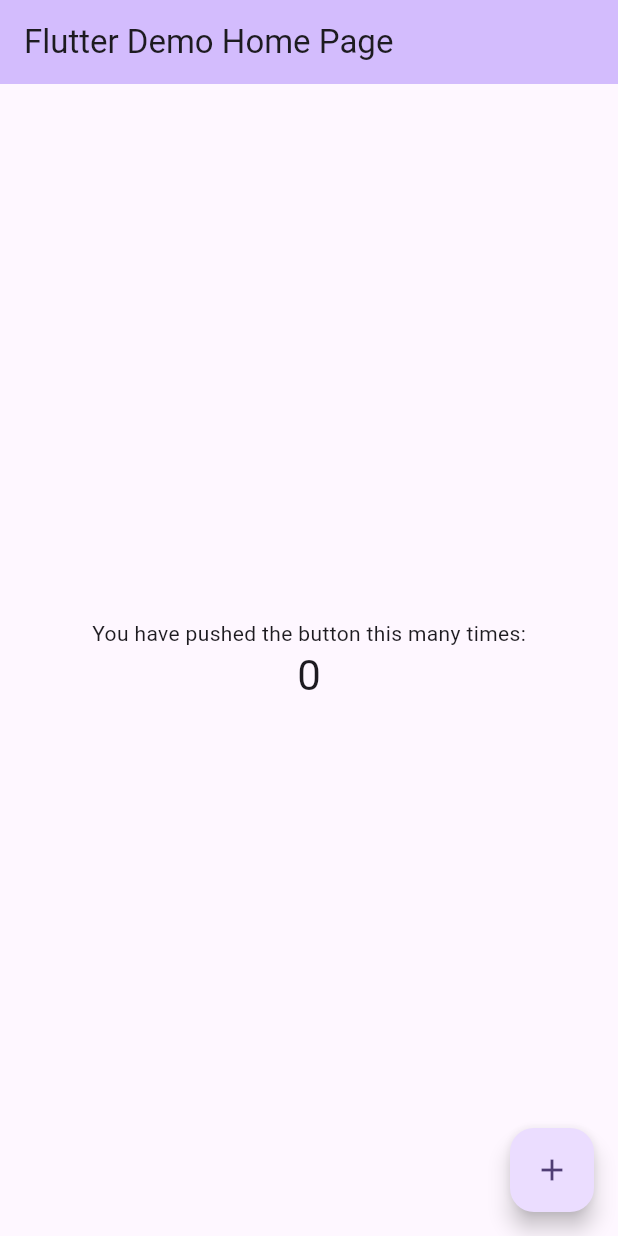
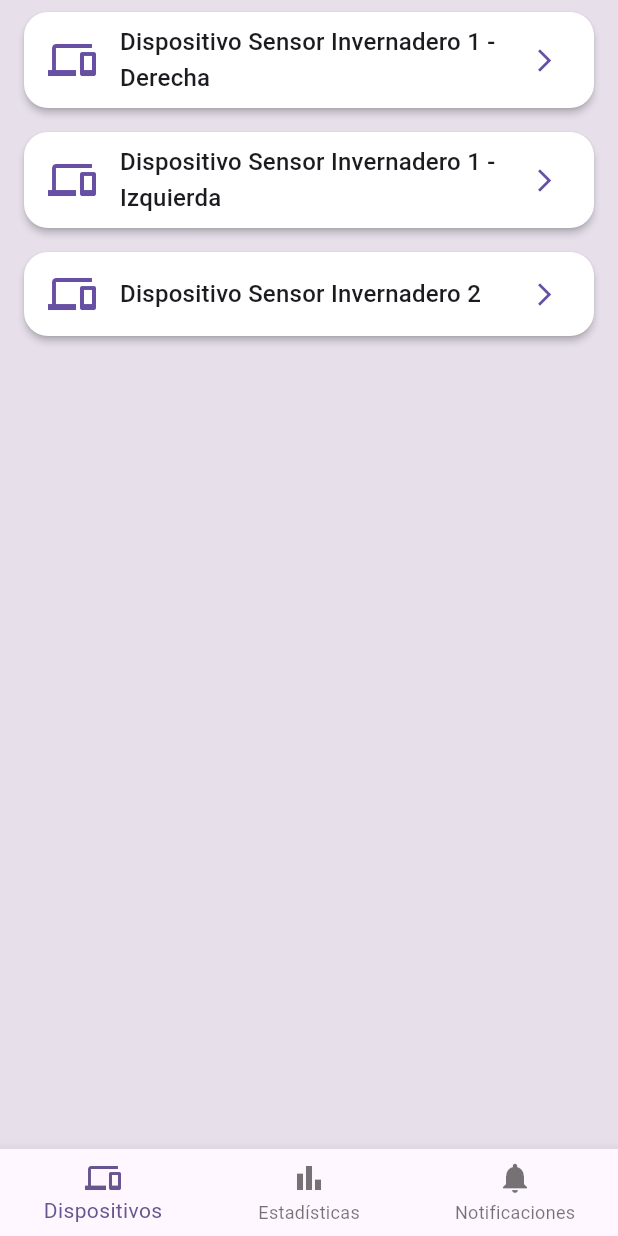
Before and after one commit to Frank-C0/example_flutter_mvvm, a Flutter app: the screen it shows after launch, on a phone screen of 412 x 824 dp. Run offline on Flutter 3.47's test engine with Material 3 defaults, Android fonts, the phone set to English and light mode, and no system bars.

Commit message:
Implement main application structure (MVVM) with device management and sensor data handling

```diff
--- a/lib/main.dart
+++ b/lib/main.dart
@@ -1,4 +1,11 @@
+import 'dart:io' show Platform;
 import 'package:flutter/material.dart';
+import 'package:flutter/cupertino.dart';
+import 'package:provider/provider.dart';
+import 'viewmodels/device_list_viewmodel.dart';
+import 'views/devices_page.dart';
+import 'views/statistics_page.dart';
+import 'views/notifications_page.dart';
 
 void main() {
   runApp(const MyApp());
@@ -7,116 +14,102 @@ void main() {
 class MyApp extends StatelessWidget {
   const MyApp({super.key});
 
-  // This widget is the root of your application.
   @override
   Widget build(BuildContext context) {
-    return MaterialApp(
-      title: 'Flutter Demo',
-      theme: ThemeData(
-        // This is the theme of your application.
-        //
-        // TRY THIS: Try running your application with "flutter run". You'll see
-        // the application has a purple toolbar. Then, without quitting the app,
-        // try changing the seedColor in the colorScheme below to Colors.green
-        // and then invoke "hot reload" (save your changes or press the "hot
-        // reload" button in a Flutter-supported IDE, or press "r" if you used
-        // the command line to start the app).
-        //
-        // Notice that the counter didn't reset back to zero; the application
-        // state is not lost during the reload. To reset the state, use hot
-        // restart instead.
-        //
-        // This works for code too, not just values: Most code changes can be
-        // tested with just a hot reload.
-        colorScheme: ColorScheme.fromSeed(seedColor: Colors.deepPurple),
+    final isIOS = Platform.isIOS;
+    if (isIOS) {
+      return CupertinoApp(
+        title: 'Flutter Demo',
+        theme: const CupertinoThemeData(
+          primaryColor: CupertinoColors.activeBlue,
+        ),
+        home: const MainNavigation(),
+      );
+    }
+    return MultiProvider(
+      providers: [
+        ChangeNotifierProvider(create: (_) => DeviceListViewModel()),
+      ],
+      child: MaterialApp(
+        title: 'Flutter Demo',
+        theme: ThemeData(
+          colorScheme: ColorScheme.fromSeed(
+            seedColor: Colors.deepPurple,
+            brightness: Brightness.light,
+          ),
+          useMaterial3: true,
+          appBarTheme: const AppBarTheme(
+            backgroundColor: Color(0xFF6750A4),
+            foregroundColor: Colors.white,
+            elevation: 0,
+            centerTitle: true,
+          ),
+          floatingActionButtonTheme: const FloatingActionButtonThemeData(
+            backgroundColor: Color(0xFF6750A4),
+            foregroundColor: Colors.white,
+            shape: StadiumBorder(),
+          ),
+          cardTheme: CardThemeData(
+            color: Colors.white,
+            elevation: 2,
+            shape: RoundedRectangleBorder(
+              borderRadius: BorderRadius.circular(16),
+            ),
+          ),
+          listTileTheme: const ListTileThemeData(
+            iconColor: Color(0xFF6750A4),
+            textColor: Color(0xFF1C1B1F),
+          ),
+        ),
+        home: const MainNavigation(),
       ),
-      home: const MyHomePage(title: 'Flutter Demo Home Page'),
     );
   }
 }
 
-class MyHomePage extends StatefulWidget {
-  const MyHomePage({super.key, required this.title});
-
-  // This widget is the home page of your application. It is stateful, meaning
-  // that it has a State object (defined below) that contains fields that affect
-  // how it looks.
-
-  // This class is the configuration for the state. It holds the values (in this
-  // case the title) provided by the parent (in this case the App widget) and
-  // used by the build method of the State. Fields in a Widget subclass are
-  // always marked "final".
-
-  final String title;
+class MainNavigation extends StatefulWidget {
+  const MainNavigation({super.key});
 
   @override
-  State<MyHomePage> createState() => _MyHomePageState();
+  State<MainNavigation> createState() => _MainNavigationState();
 }
 
-class _MyHomePageState extends State<MyHomePage> {
-  int _counter = 0;
+class _MainNavigationState extends State<MainNavigation> {
+  int _selectedIndex = 0;
+  final List<Widget> _pages = const [
+    DevicesPage(),
+    StatisticsPage(),
+    NotificationsPage(),
+  ];
 
-  void _incrementCounter() {
+  void _onItemTapped(int index) {
     setState(() {
-      // This call to setState tells the Flutter framework that something has
-      // changed in this State, which causes it to rerun the build method below
-      // so that the display can reflect the updated values. If we changed
-      // _counter without calling setState(), then the build method would not be
-      // called again, and so nothing would appear to happen.
-      _counter++;
+      _selectedIndex = index;
     });
   }
 
   @override
   Widget build(BuildContext context) {
-    // This method is rerun every time setState is called, for instance as done
-    // by the _incrementCounter method above.
-    //
-    // The Flutter framework has been optimized to make rerunning build methods
-    // fast, so that you can just rebuild anything that needs updating rather
-    // than having to individually change instances of widgets.
     return Scaffold(
-      appBar: AppBar(
-        // TRY THIS: Try changing the color here to a specific color (to
-        // Colors.amber, perhaps?) and trigger a hot reload to see the AppBar
-        // change color while the other colors stay the same.
-        backgroundColor: Theme.of(context).colorScheme.inversePrimary,
-        // Here we take the value from the MyHomePage object that was created by
-        // the App.build method, and use it to set our appbar title.
-        title: Text(widget.title),
+      body: _pages[_selectedIndex],
+      bottomNavigationBar: BottomNavigationBar(
+        currentIndex: _selectedIndex,
+        onTap: _onItemTapped,
+        items: const [
+          BottomNavigationBarItem(
+            icon: Icon(Icons.devices),
+            label: 'Dispositivos',
+          ),
+          BottomNavigationBarItem(
+            icon: Icon(Icons.bar_chart),
+            label: 'Estadísticas',
+          ),
+          BottomNavigationBarItem(
+            icon: Icon(Icons.notifications),
+            label: 'Notificaciones',
+          ),
+        ],
       ),
-      body: Center(
-        // Center is a layout widget. It takes a single child and positions it
-        // in the middle of the parent.
-        child: Column(
-          // Column is also a layout widget. It takes a list of children and
-          // arranges them vertically. By default, it sizes itself to fit its
-          // children horizontally, and tries to be as tall as its parent.
-          //
-          // Column has various properties to control how it sizes itself and
-          // how it positions its children. Here we use mainAxisAlignment to
-          // center the children vertically; the main axis here is the vertical
-          // axis because Columns are vertical (the cross axis would be
-          // horizontal).
-          //
-          // TRY THIS: Invoke "debug painting" (choose the "Toggle Debug Paint"
-          // action in the IDE, or press "p" in the console), to see the
-          // wireframe for each widget.
-          mainAxisAlignment: MainAxisAlignment.center,
-          children: <Widget>[
-            const Text('You have pushed the button this many times:'),
-            Text(
-              '$_counter',
-              style: Theme.of(context).textTheme.headlineMedium,
-            ),
-          ],
-        ),
-      ),
-      floatingActionButton: FloatingActionButton(
-        onPressed: _incrementCounter,
-        tooltip: 'Increment',
-        child: const Icon(Icons.add),
-      ), // This trailing comma makes auto-formatting nicer for build methods.
     );
   }
 }
--- /dev/null
+++ b/lib/models/device.dart
@@ -0,0 +1,6 @@
+class Device {
+  final String id;
+  final String name;
+
+  Device({required this.id, required this.name});
+}
--- /dev/null
+++ b/lib/models/sensor.dart
@@ -0,0 +1,8 @@
+enum SensorType { temperature, humidity }
+
+class Sensor {
+  final SensorType type;
+  double value;
+
+  Sensor({required this.type, required this.value});
+}
--- /dev/null
+++ b/lib/services/device_service.dart
@@ -0,0 +1,33 @@
+import 'dart:async';
+import 'dart:math';
+import '../models/device.dart';
+import '../models/sensor.dart';
+
+class DeviceService {
+  final List<Device> _devices = [
+    Device(id: '1', name: 'Dispositivo Sensor Invernadero 1 - Derecha'),
+    Device(id: '2', name: 'Dispositivo Sensor Invernadero 1 - Izquierda'),
+    Device(id: '3', name: 'Dispositivo Sensor Invernadero 2'),
+  ];
+
+  List<Device> getDevices() {
+    return _devices;
+  }
+
+  // Simula un stream de datos de sensores en tiempo real
+  Stream<List<Sensor>> getSensorData(String deviceId) {
+    final random = Random();
+    return Stream.periodic(const Duration(seconds: 1), (_) {
+      return [
+        Sensor(
+          type: SensorType.temperature,
+          value: 20 + random.nextDouble() * 10,
+        ),
+        Sensor(
+          type: SensorType.humidity,
+          value: 40 + random.nextDouble() * 20,
+        ),
+      ];
+    });
+  }
+}
--- /dev/null
+++ b/lib/viewmodels/device_detail_viewmodel.dart
@@ -0,0 +1,19 @@
+import 'package:flutter/material.dart';
+import '../models/sensor.dart';
+import '../services/device_service.dart';
+
+class DeviceDetailViewModel extends ChangeNotifier {
+  final DeviceService _service = DeviceService();
+  final String deviceId;
+  List<Sensor> sensors = [];
+  Stream<List<Sensor>>? _sensorStream;
+  Stream<List<Sensor>>? get sensorStream => _sensorStream;
+
+  DeviceDetailViewModel({required this.deviceId}) {
+    _sensorStream = _service.getSensorData(deviceId);
+    _sensorStream!.listen((data) {
+      sensors = data;
+      notifyListeners();
+    });
+  }
+}
--- /dev/null
+++ b/lib/viewmodels/device_list_viewmodel.dart
@@ -0,0 +1,19 @@
+import 'package:flutter/material.dart';
+import '../models/device.dart';
+import '../services/device_service.dart';
+
+class DeviceListViewModel extends ChangeNotifier {
+  final DeviceService _service = DeviceService();
+  List<Device> _devices = [];
+
+  List<Device> get devices => _devices;
+
+  DeviceListViewModel() {
+    fetchDevices();
+  }
+
+  void fetchDevices() {
+    _devices = _service.getDevices();
+    notifyListeners();
+  }
+}
--- /dev/null
+++ b/lib/views/devices_page.dart
@@ -0,0 +1,41 @@
+import 'package:flutter/material.dart';
+import 'package:provider/provider.dart';
+import '../viewmodels/device_list_viewmodel.dart';
+import 'device_detail_page.dart';
+
+class DevicesPage extends StatelessWidget {
+  const DevicesPage({super.key});
+
+  @override
+  Widget build(BuildContext context) {
+    return Consumer<DeviceListViewModel>(
+      builder: (context, vm, child) {
+        return Container(
+          color: Theme.of(context).colorScheme.surfaceVariant,
+          child: ListView.builder(
+            itemCount: vm.devices.length,
+            itemBuilder: (context, index) {
+              final device = vm.devices[index];
+              return Card(
+                margin: const EdgeInsets.symmetric(horizontal: 16, vertical: 8),
+                child: ListTile(
+                  leading: const Icon(Icons.devices, size: 32),
+                  title: Text(device.name, style: Theme.of(context).textTheme.titleMedium),
+                  trailing: const Icon(Icons.arrow_forward_ios, size: 18),
+                  onTap: () {
+                    Navigator.push(
+                      context,
+                      MaterialPageRoute(
+                        builder: (_) => DeviceDetailPage(deviceId: device.id, deviceName: device.name),
+                      ),
+                    );
+                  },
+                ),
+              );
+            },
+          ),
+        );
+      },
+    );
+  }
+}
--- a/pubspec.yaml
+++ b/pubspec.yaml
@@ -34,6 +34,7 @@ dependencies:
   # The following adds the Cupertino Icons font to your application.
   # Use with the CupertinoIcons class for iOS style icons.
   cupertino_icons: ^1.0.8
+  provider: ^6.1.5
 
 dev_dependencies:
   flutter_test:
```
Also changed, not shown: lib/views/device_detail_page.dart (added, +61 -0 lines), lib/views/notifications_page.dart (added, +29 -0 lines), lib/views/statistics_page.dart (added, +15 -0 lines), pubspec.lock.
